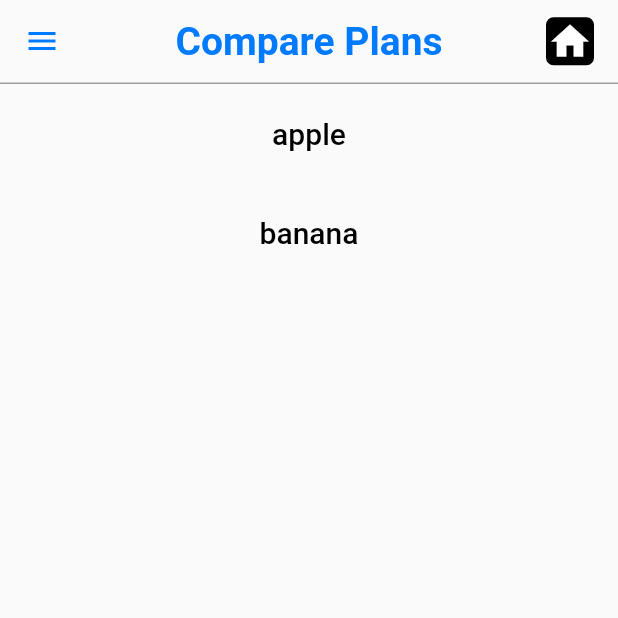
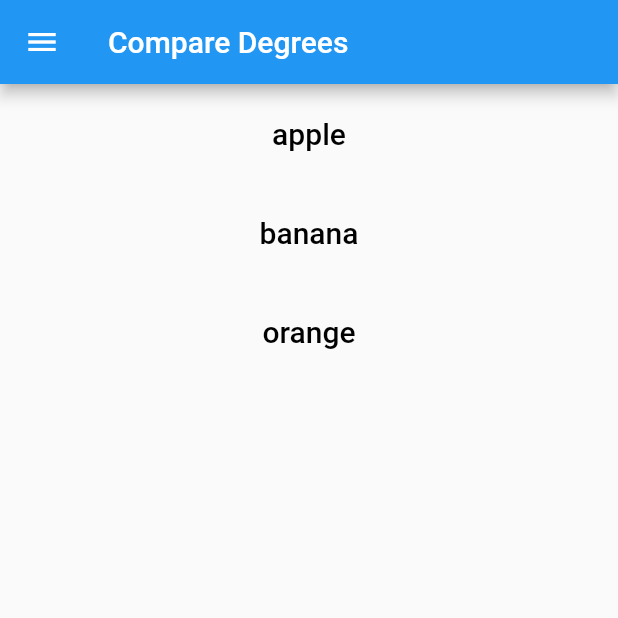
Before and after one commit to Leonrg17/Artic, a Flutter app: the CompareDegree screen opened by its route, on a phone screen of 412 x 824 dp, the top half of it. Run offline on Flutter 3.47's test engine with Material 2 defaults, Android fonts, the phone set to English and light mode, and no system bars; our stand-ins replace get, google_fonts, modal_progress_hud_nsn.

```diff
--- a/lib/screens/CompareDegree.dart
+++ b/lib/screens/CompareDegree.dart
@@ -1,5 +1,7 @@
 import 'package:flutter/material.dart';
 import '../constants.dart';
+
+
 
 class CompareDegree extends StatefulWidget {
   @override
@@ -8,38 +10,52 @@ class CompareDegree extends StatefulWidget {
 }
 
 class _CompareDegreeState extends State<CompareDegree> {
+
   List<int> _selectedItems = <int>[];
-  List<String> fruit = ['apple', 'banana'];
-  final int Degnum = 2;
+  List <String> fruit = ['apple','banana', 'orange'];
+  int count = 0;
+
 
   @override
   Widget build(BuildContext context) {
+    final int Degnum = fruit.length;
     return Scaffold(
-      appBar: const KAppBar(title: 'Compare Plans'),
+        appBar: AppBar(
+          title: Text('Compare Degrees'),
+        ),
         body: ListView.builder(
+
           itemCount: Degnum,
-        itemBuilder: (context, index) {
-          return Container(
+          itemBuilder: (context, index){
+            return
+              Container(
                 padding: const EdgeInsets.all(5.0),
-            color: (_selectedItems.contains(index))
-                ? Colors.blue.withOpacity(0.5)
-                : Colors.transparent,
+                color: (_selectedItems.contains(index)) ? Colors.blue.withOpacity(0.5) : Colors.transparent,
                 child: ListTile(
-              onTap: () {
-                if (!_selectedItems.contains(index)) {
+                  onTap: (){
+                    if(! _selectedItems.contains(index)){
+                      if (count != 2){
                         setState(() {
                           _selectedItems.add(index);
+                          count++;
                         });
-                } else if (_selectedItems.contains(index)) {
+                      }
+                    }
+                    else if(_selectedItems.contains(index)){
                       setState(() {
                         _selectedItems.removeWhere((val) => val == index);
+                        count--;
                       });
                     }
+
                   },
-              onLongPress: () {
+                  onLongPress: (){
+                    print('Selected Item index at: $_selectedItems');
                     //idk what we want this to do yet
                   },
-              title: Align(
+                  title:
+                  Align(
+
                     alignment: Alignment.center,
                     child: Text(
                       fruit[index],
@@ -50,11 +66,14 @@ class _CompareDegreeState extends State<CompareDegree> {
                       ),
                     ),
                   ),
+
                 ),
               );
           },
+
         ),
       drawer: kNavBar,
       );
+
   }
 }
```
Also changed, not shown: lib/screens/main.dart (renamed from lib/main.dart), 1 other file. Lines whose indentation alone changed are shown as unchanged.
